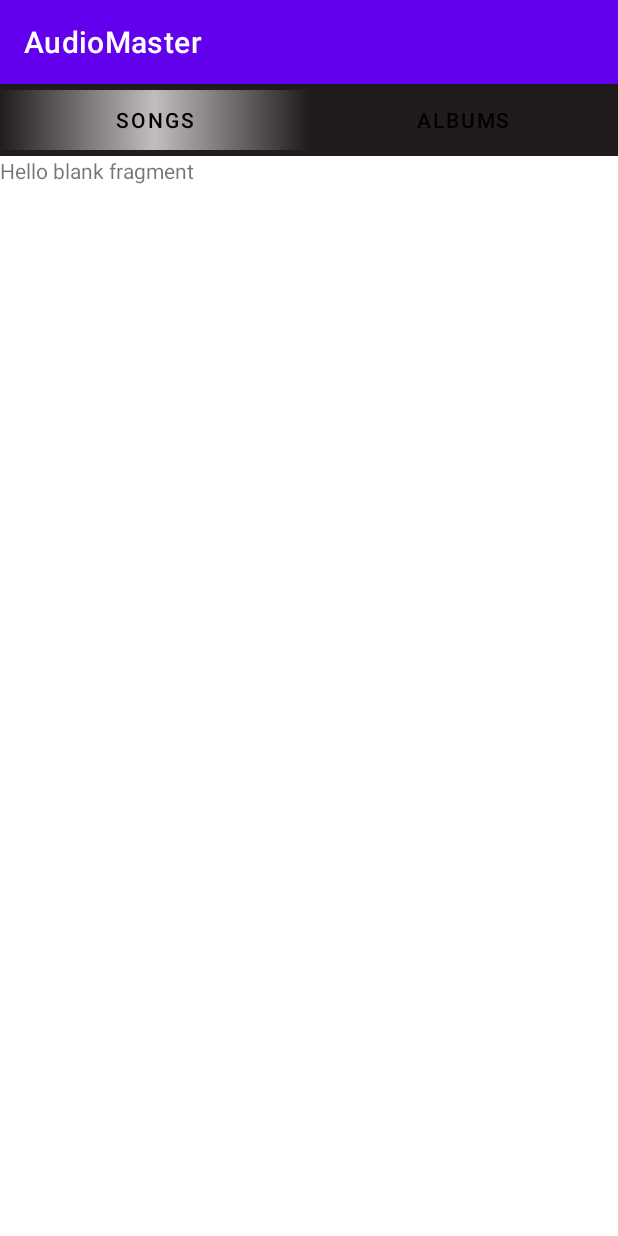
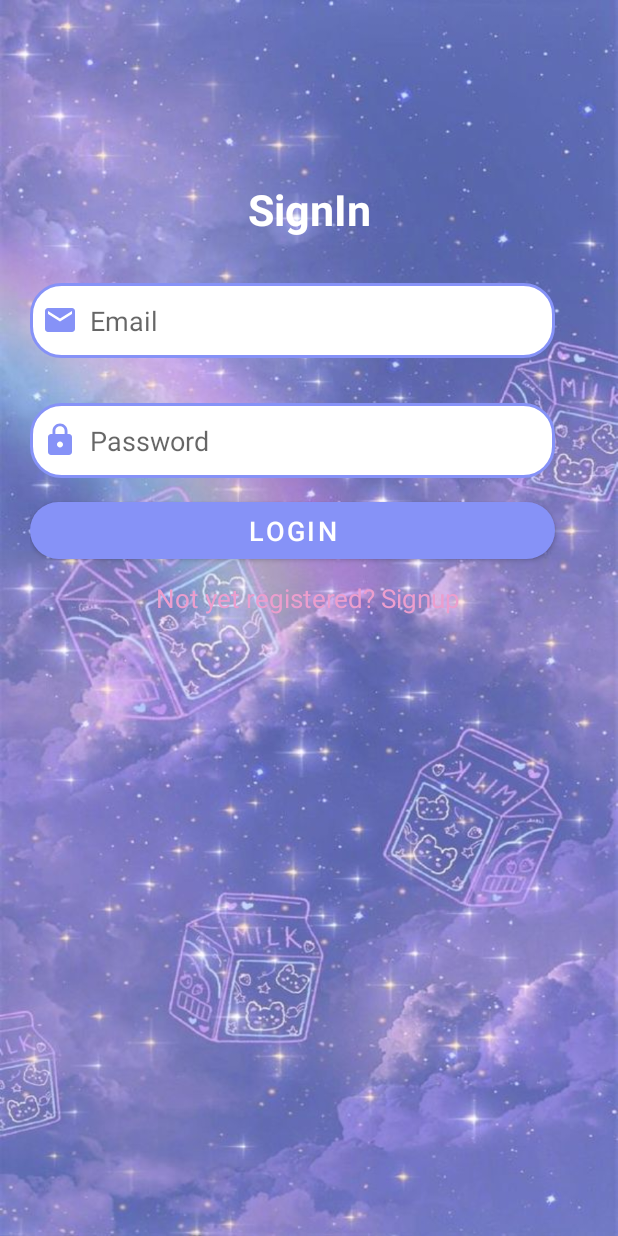
Before and after one commit to myyy3402/SoundMaster, an Android app: the screen it shows after launch (MainActivity before the commit, LoginActivity after it), on a phone screen of 412 x 824 dp. Run offline under Robolectric (Android 15) with nearby library versions, the phone set to English and light mode, and no system bars.

Commit message:
a1
login-signup

```diff
--- a/AudioMaster/app/build.gradle
+++ b/AudioMaster/app/build.gradle
@@ -22,6 +22,11 @@ android {
             proguardFiles getDefaultProguardFile('proguard-android-optimize.txt'), 'proguard-rules.pro'
         }
     }
+
+    buildFeatures{
+        viewBinding true
+    }
+
     compileOptions {
         sourceCompatibility JavaVersion.VERSION_1_8
         targetCompatibility JavaVersion.VERSION_1_8
--- /dev/null
+++ b/AudioMaster/app/src/main/java/com/soft/audiomaster/LoginActivity.java
@@ -0,0 +1,50 @@
+package com.soft.audiomaster;
+
+import androidx.appcompat.app.AppCompatActivity;
+
+import android.content.Intent;
+import android.os.Bundle;
+import android.view.View;
+import android.widget.Toast;
+
+import com.soft.audiomaster.databinding.ActivityLoginBinding;
+
+public class LoginActivity extends AppCompatActivity {
+    ActivityLoginBinding binding;
+    DBHelper dbHelper;
+    @Override
+    protected void onCreate(Bundle savedInstanceState) {
+        super.onCreate(savedInstanceState);
+        binding = ActivityLoginBinding.inflate(getLayoutInflater());
+        setContentView(binding.getRoot());
+
+        dbHelper = new DBHelper(this);
+        binding.loginButton.setOnClickListener(new View.OnClickListener() {
+            @Override
+            public void onClick(View view) {
+                String email = binding.loginEmail.getText().toString();
+                String password = binding.loginPassword.getText().toString();
+
+                if (email.equals("") || password.equals("")){
+                    Toast.makeText(LoginActivity.this, "All fields are mandatory", Toast.LENGTH_SHORT).show();
+                }else {
+                    Boolean checkCredentials = dbHelper.checkEmailPassword(email,password);
+                    if (checkCredentials == true){
+                        Toast.makeText(LoginActivity.this, "Login Successfully!", Toast.LENGTH_SHORT).show();
+                        Intent intent = new Intent(getApplicationContext(),MainActivity.class);
+                        startActivity(intent);
+                    }else{
+                        Toast.makeText(LoginActivity.this, "Invalid Credentials!", Toast.LENGTH_SHORT).show();
+                    }
+                }
+            }
+        });
+        binding.signupRedirectTxt.setOnClickListener(new View.OnClickListener() {
+            @Override
+            public void onClick(View view) {
+                Intent intent = new Intent(LoginActivity.this,SignupActivity.class);
+                startActivity(intent);
+            }
+        });
+    }
+}
--- /dev/null
+++ b/AudioMaster/app/src/main/res/drawable/baseline_email_24.xml
@@ -0,0 +1,5 @@
+<vector android:height="24dp" android:tint="#8692F7"
+    android:viewportHeight="24" android:viewportWidth="24"
+    android:width="24dp" xmlns:android="http://schemas.android.com/apk/res/android">
+    <path android:fillColor="@android:color/white" android:pathData="M20,4L4,4c-1.1,0 -1.99,0.9 -1.99,2L2,18c0,1.1 0.9,2 2,2h16c1.1,0 2,-0.9 2,-2L22,6c0,-1.1 -0.9,-2 -2,-2zM20,8l-8,5 -8,-5L4,6l8,5 8,-5v2z"/>
+</vector>
--- /dev/null
+++ b/AudioMaster/app/src/main/res/drawable/baseline_home_24.xml
@@ -0,0 +1,5 @@
+<vector android:height="24dp" android:tint="#8692F7"
+    android:viewportHeight="24" android:viewportWidth="24"
+    android:width="24dp" xmlns:android="http://schemas.android.com/apk/res/android">
+    <path android:fillColor="@android:color/white" android:pathData="M10,20v-6h4v6h5v-8h3L12,3 2,12h3v8z"/>
+</vector>
--- /dev/null
+++ b/AudioMaster/app/src/main/res/drawable/baseline_lock_24.xml
@@ -0,0 +1,5 @@
+<vector android:height="24dp" android:tint="#8692F7"
+    android:viewportHeight="24" android:viewportWidth="24"
+    android:width="24dp" xmlns:android="http://schemas.android.com/apk/res/android">
+    <path android:fillColor="@android:color/white" android:pathData="M18,8h-1L17,6c0,-2.76 -2.24,-5 -5,-5S7,3.24 7,6v2L6,8c-1.1,0 -2,0.9 -2,2v10c0,1.1 0.9,2 2,2h12c1.1,0 2,-0.9 2,-2L20,10c0,-1.1 -0.9,-2 -2,-2zM12,17c-1.1,0 -2,-0.9 -2,-2s0.9,-2 2,-2 2,0.9 2,2 -0.9,2 -2,2zM15.1,8L8.9,8L8.9,6c0,-1.71 1.39,-3.1 3.1,-3.1 1.71,0 3.1,1.39 3.1,3.1v2z"/>
+</vector>
--- /dev/null
+++ b/AudioMaster/app/src/main/res/drawable/baseline_password_24.xml
@@ -0,0 +1,5 @@
+<vector android:height="24dp" android:tint="#8692F7"
+    android:viewportHeight="24" android:viewportWidth="24"
+    android:width="24dp" xmlns:android="http://schemas.android.com/apk/res/android">
+    <path android:fillColor="@android:color/white" android:pathData="M2,17h20v2H2V17zM3.15,12.95L4,11.47l0.85,1.48l1.3,-0.75L5.3,10.72H7v-1.5H5.3l0.85,-1.47L4.85,7L4,8.47L3.15,7l-1.3,0.75L2.7,9.22H1v1.5h1.7L1.85,12.2L3.15,12.95zM9.85,12.2l1.3,0.75L12,11.47l0.85,1.48l1.3,-0.75l-0.85,-1.48H15v-1.5h-1.7l0.85,-1.47L12.85,7L12,8.47L11.15,7l-1.3,0.75l0.85,1.47H9v1.5h1.7L9.85,12.2zM23,9.22h-1.7l0.85,-1.47L20.85,7L20,8.47L19.15,7l-1.3,0.75l0.85,1.47H17v1.5h1.7l-0.85,1.48l1.3,0.75L20,11.47l0.85,1.48l1.3,-0.75l-0.85,-1.48H23V9.22z"/>
+</vector>
--- /dev/null
+++ b/AudioMaster/app/src/main/res/drawable/baseline_phone_24.xml
@@ -0,0 +1,5 @@
+<vector android:height="24dp" android:tint="#8692F7"
+    android:viewportHeight="24" android:viewportWidth="24"
+    android:width="24dp" xmlns:android="http://schemas.android.com/apk/res/android">
+    <path android:fillColor="@android:color/white" android:pathData="M6.62,10.79c1.44,2.83 3.76,5.14 6.59,6.59l2.2,-2.2c0.27,-0.27 0.67,-0.36 1.02,-0.24 1.12,0.37 2.33,0.57 3.57,0.57 0.55,0 1,0.45 1,1V20c0,0.55 -0.45,1 -1,1 -9.39,0 -17,-7.61 -17,-17 0,-0.55 0.45,-1 1,-1h3.5c0.55,0 1,0.45 1,1 0,1.25 0.2,2.45 0.57,3.57 0.11,0.35 0.03,0.74 -0.25,1.02l-2.2,2.2z"/>
+</vector>
--- /dev/null
+++ b/AudioMaster/app/src/main/res/drawable/lavender_border.xml
@@ -0,0 +1,14 @@
+<?xml version="1.0" encoding="utf-8"?>
+<shape xmlns:android="http://schemas.android.com/apk/res/android"
+    android:shape="rectangle">
+    <corners
+        android:radius="20dp"
+        />
+    <stroke
+        android:color="@color/lavender"
+        android:width="2dp"
+        />
+    <solid
+        android:color="@color/white"/>
+
+</shape>
--- /dev/null
+++ b/AudioMaster/app/src/main/res/layout/activity_login.xml
@@ -0,0 +1,79 @@
+<?xml version="1.0" encoding="utf-8"?>
+<LinearLayout xmlns:android="http://schemas.android.com/apk/res/android"
+    xmlns:app="http://schemas.android.com/apk/res-auto"
+    xmlns:tools="http://schemas.android.com/tools"
+    android:layout_width="match_parent"
+    android:layout_height="match_parent"
+    android:orientation="vertical"
+    android:background="@drawable/signup_icon1"
+    tools:context=".LoginActivity">
+    <ScrollView
+        android:layout_width="match_parent"
+        android:layout_height="wrap_content">
+
+        <LinearLayout
+            android:layout_width="match_parent"
+            android:layout_height="wrap_content"
+            android:orientation="vertical">
+            <LinearLayout
+                android:layout_width="match_parent"
+                android:layout_height="wrap_content"
+                android:orientation="vertical"
+                android:layout_marginTop="100dp"
+                android:padding="20dp">
+                <TextView
+                    android:layout_width="match_parent"
+                    android:layout_height="wrap_content"
+                    android:textSize="13pt"
+                    android:textColor="@color/white"
+                    android:textStyle="bold"
+                    android:text="SignIn"
+                    android:gravity="center"/>
+                <EditText
+                    android:layout_width="350dp"
+                    android:layout_height="50dp"
+                    android:id="@+id/login_email"
+                    android:background="@drawable/lavender_border"
+                    android:padding="8dp"
+                    android:layout_marginTop="30dp"
+                    android:hint="Email"
+                    android:drawableLeft="@drawable/baseline_email_24"
+                    android:drawablePadding="8dp"/>
+
+                <EditText
+                    android:layout_width="350dp"
+                    android:layout_height="50dp"
+                    android:id="@+id/login_password"
+                    android:background="@drawable/lavender_border"
+                    android:padding="8dp"
+                    android:layout_marginTop="30dp"
+                    android:hint="Password"
+                    android:inputType="textPassword"
+                    android:drawableLeft="@drawable/baseline_lock_24"
+                    android:drawablePadding="8dp"/>
+
+
+                <Button
+                    android:layout_width="350dp"
+                    android:layout_height="50dp"
+                    android:id="@+id/login_button"
+                    android:text="Login"
+                    android:textSize="18sp"
+                    android:layout_marginTop="10dp"
+                    app:cornerRadius ="30dp"/>
+                <TextView
+                    android:layout_width="wrap_content"
+                    android:layout_height="wrap_content"
+                    android:id="@+id/signup_redirect_txt"
+                    android:text="Not yet registered? Signup"
+                    android:layout_gravity="center"
+                    android:layout_marginTop="8dp"
+                    android:textSize="17dp"
+                    android:textColor="@color/pink"/>
+
+            </LinearLayout>
+
+        </LinearLayout>
+    </ScrollView>
+
+</LinearLayout>
--- a/AudioMaster/app/src/main/res/values/colors.xml
+++ b/AudioMaster/app/src/main/res/values/colors.xml
@@ -7,4 +7,6 @@
     <color name="teal_700">#FF018786</color>
     <color name="black">#FF000000</color>
     <color name="white">#FFFFFFFF</color>
+    <color name="lavender">#8692f7</color>
+    <color name="pink">#EC9ECE</color>
 </resources>
--- a/AudioMaster/app/src/main/res/values/themes.xml
+++ b/AudioMaster/app/src/main/res/values/themes.xml
@@ -1,9 +1,9 @@
 <resources xmlns:tools="http://schemas.android.com/tools">
     <!-- Base application theme. -->
-    <style name="Theme.AudioMaster" parent="Theme.MaterialComponents.DayNight.DarkActionBar">
+    <style name="Theme.AudioMaster" parent="Theme.MaterialComponents.DayNight.NoActionBar">
         <!-- Primary brand color. -->
-        <item name="colorPrimary">@color/purple_500</item>
-        <item name="colorPrimaryVariant">@color/purple_700</item>
+        <item name="colorPrimary">@color/lavender</item>
+        <item name="colorPrimaryVariant">@color/lavender</item>
         <item name="colorOnPrimary">@color/white</item>
         <!-- Secondary brand color. -->
         <item name="colorSecondary">@color/teal_200</item>
```
Also changed, not shown: AudioMaster/app/src/main/AndroidManifest.xml (+15 -1 lines), AudioMaster/app/src/main/java/com/soft/audiomaster/DBHelper.java (added, +66 -0 lines), AudioMaster/app/src/main/java/com/soft/audiomaster/SignupActivity.java (added, +65 -0 lines), AudioMaster/app/src/main/res/drawable/baseline_sentiment_satisfied_alt_24.xml (added, +9 -0 lines), AudioMaster/app/src/main/res/layout/activity_signup.xml (added, +115 -0 lines), AudioMaster/app/src/main/res/drawable/signup_icon1.jpg (added), AudioMaster/app/src/main/res/drawable/signup_iconn.jpg (added), 2 other files.
